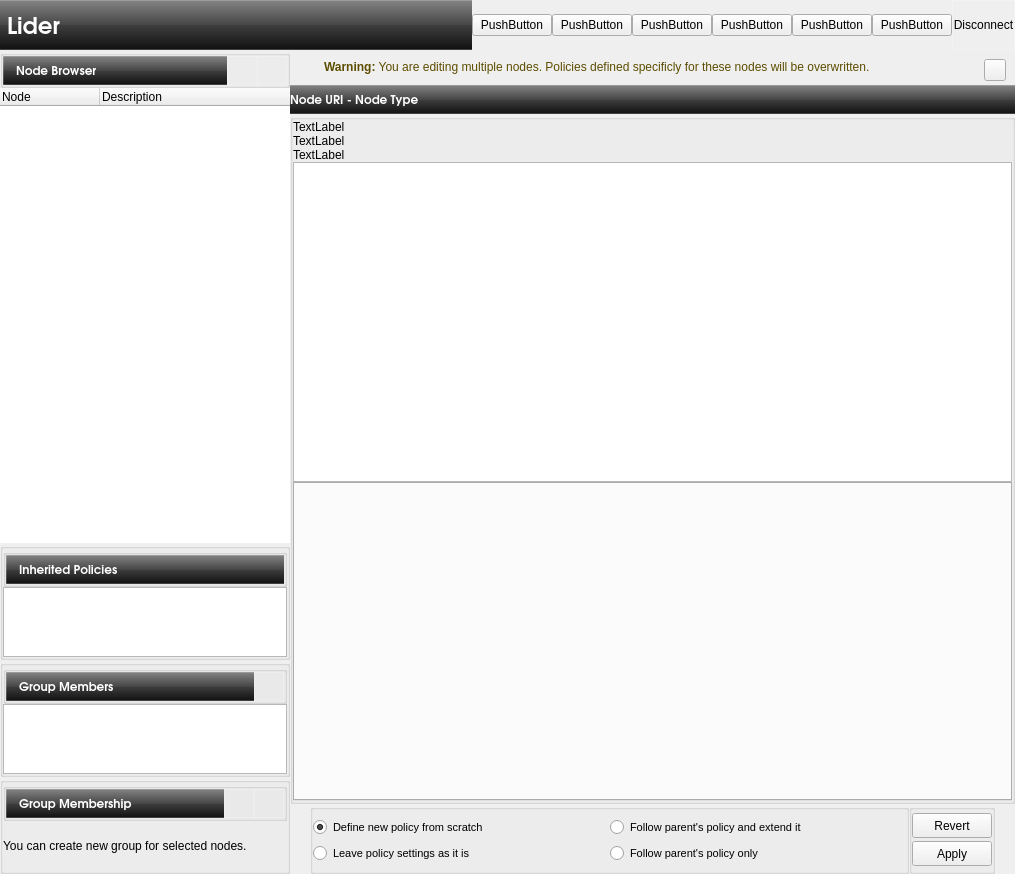
First picture: the form in 2.0/renan.cakirerk/ahenk/lider/lider/main.ui, repository pars-linux/uludag, before the edit.
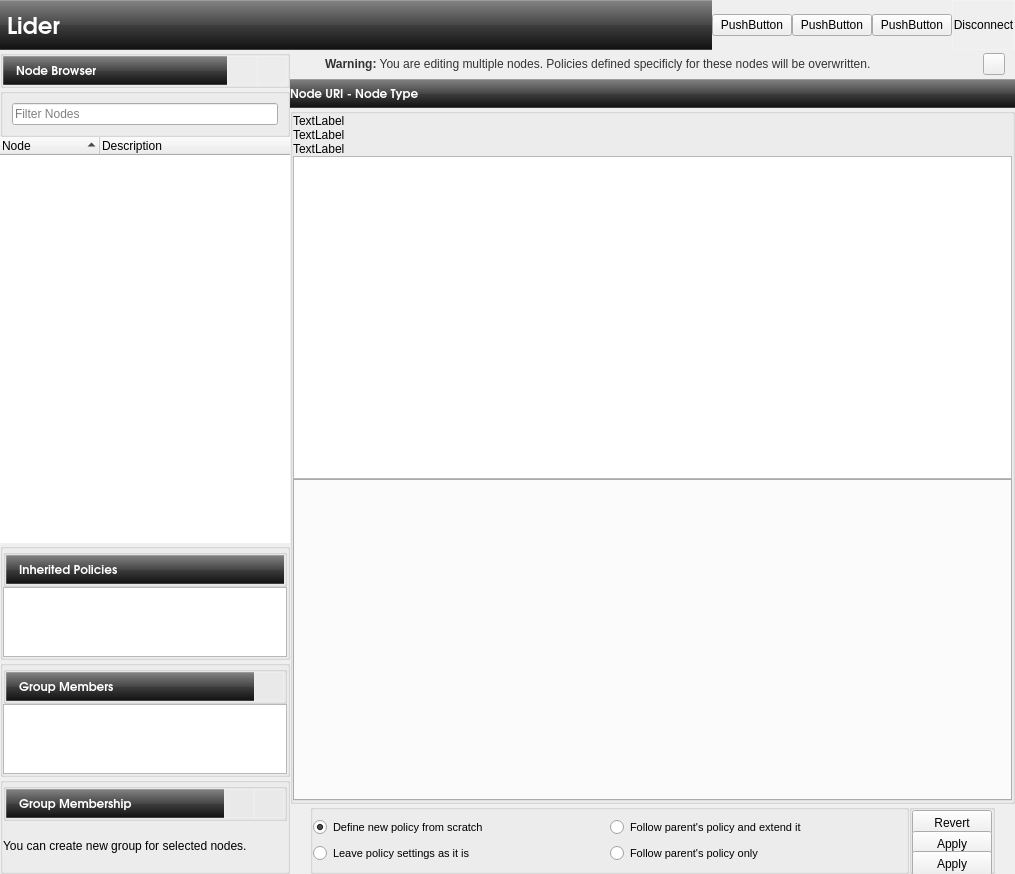
Second picture: the form after the edit. The open tabs and pages were chosen to show the change. Icons and pictures are not drawn.

Commit message: change login behavior node descriptions are seperated icons are minimized node clicking actions are activated network map and utilities buttons are deleted global plugins are embedded to tabs

```diff
--- a/2.0/renan.cakirerk/ahenk/lider/lider/main.ui
+++ b/2.0/renan.cakirerk/ahenk/lider/lider/main.ui
@@ -1009,40 +1009,19 @@
         </widget>
        </item>
        <item row="0" column="3">
-        <widget class="QPushButton" name="pushMain">
-         <property name="text">
-          <string>PushButton</string>
-         </property>
-        </widget>
-       </item>
-       <item row="0" column="4">
         <widget class="QPushButton" name="pushDebug">
          <property name="text">
           <string>PushButton</string>
          </property>
         </widget>
        </item>
-       <item row="0" column="5">
+       <item row="0" column="4">
         <widget class="QPushButton" name="pushCopyPolicy">
          <property name="text">
           <string>PushButton</string>
          </property>
         </widget>
        </item>
-       <item row="0" column="6">
-        <widget class="QPushButton" name="pushSave">
-         <property name="text">
-          <string>PushButton</string>
-         </property>
-        </widget>
-       </item>
-       <item row="0" column="7">
-        <widget class="QPushButton" name="pushPluginGlobal">
-         <property name="text">
-          <string>PushButton</string>
-         </property>
-        </widget>
-       </item>
       </layout>
      </item>
      <item>
@@ -1449,6 +1428,29 @@
                     </property>
                    </widget>
                   </item>
+                  <item>
+                   <widget class="QPushButton" name="pushSave">
+                    <property name="minimumSize">
+                     <size>
+                      <width>0</width>
+                      <height>25</height>
+                     </size>
+                    </property>
+                    <property name="maximumSize">
+                     <size>
+                      <width>16777215</width>
+                      <height>25</height>
+                     </size>
+                    </property>
+                    <property name="text">
+                     <string>Apply</string>
+                    </property>
+                    <property name="icon">
+                     <iconset resource="data.qrc">
+                      <normaloff>:/icons/apply32.png</normaloff>:/icons/apply32.png</iconset>
+                    </property>
+                   </widget>
+                  </item>
                   <item>
                    <widget class="QPushButton" name="pushApply">
                     <property name="minimumSize">
@@ -1505,6 +1507,18 @@
                <property name="spacing">
                 <number>0</number>
                </property>
+               <property name="leftMargin">
+                <number>10</number>
+               </property>
+               <property name="topMargin">
+                <number>0</number>
+               </property>
+               <property name="rightMargin">
+                <number>10</number>
+               </property>
+               <property name="bottomMargin">
+                <number>0</number>
+               </property>
                <item>
                 <widget class="QLabel" name="label_2">
                  <property name="minimumSize">
@@ -1526,14 +1540,17 @@
                   <pixmap resource="data.qrc">:/icons/hint48.png</pixmap>
                  </property>
                  <property name="scaledContents">
-                  <bool>true</bool>
+                  <bool>false</bool>
+                 </property>
+                 <property name="indent">
+                  <number>0</number>
                  </property>
                 </widget>
                </item>
                <item>
                 <widget class="QLabel" name="labelMultiple">
                  <property name="styleSheet">
-                  <string notr="true">color: rgb(93, 77, 0);</string>
+                  <string notr="true">color:#333333</string>
                  </property>
                  <property name="text">
                   <string>&lt;!DOCTYPE HTML PUBLIC &quot;-//W3C//DTD HTML 4.0//EN&quot; &quot;http://www.w3.org/TR/REC-html40/strict.dtd&quot;&gt;
@@ -2190,7 +2207,7 @@
             <property name="spacing">
              <number>0</number>
             </property>
-            <item row="1" column="0">
+            <item row="2" column="0">
              <widget class="QTreeWidget" name="treeComputers">
               <property name="sizePolicy">
                <sizepolicy hsizetype="Expanding" vsizetype="Expanding">
@@ -2213,9 +2230,24 @@
                 <height>22</height>
                </size>
               </property>
+              <property name="horizontalScrollMode">
+               <enum>QAbstractItemView::ScrollPerItem</enum>
+              </property>
+              <property name="autoExpandDelay">
+               <number>0</number>
+              </property>
+              <property name="sortingEnabled">
+               <bool>true</bool>
+              </property>
+              <property name="animated">
+               <bool>true</bool>
+              </property>
               <property name="allColumnsShowFocus">
                <bool>true</bool>
               </property>
+              <property name="wordWrap">
+               <bool>true</bool>
+              </property>
               <property name="expandsOnDoubleClick">
                <bool>false</bool>
               </property>
@@ -2404,6 +2436,22 @@
               </layout>
              </widget>
             </item>
+            <item row="1" column="0">
+             <widget class="QGroupBox" name="groupBox_6">
+              <property name="title">
+               <string/>
+              </property>
+              <layout class="QGridLayout" name="gridLayout_14">
+               <item row="0" column="0">
+                <widget class="QLineEdit" name="lineEdit">
+                 <property name="placeholderText">
+                  <string>Filter Nodes</string>
+                 </property>
+                </widget>
+               </item>
+              </layout>
+             </widget>
+            </item>
            </layout>
           </widget>
          </item>
```
Left out of the diff: 23 changed lines with no effect on the pictures. The commit also changes 31 other files.
